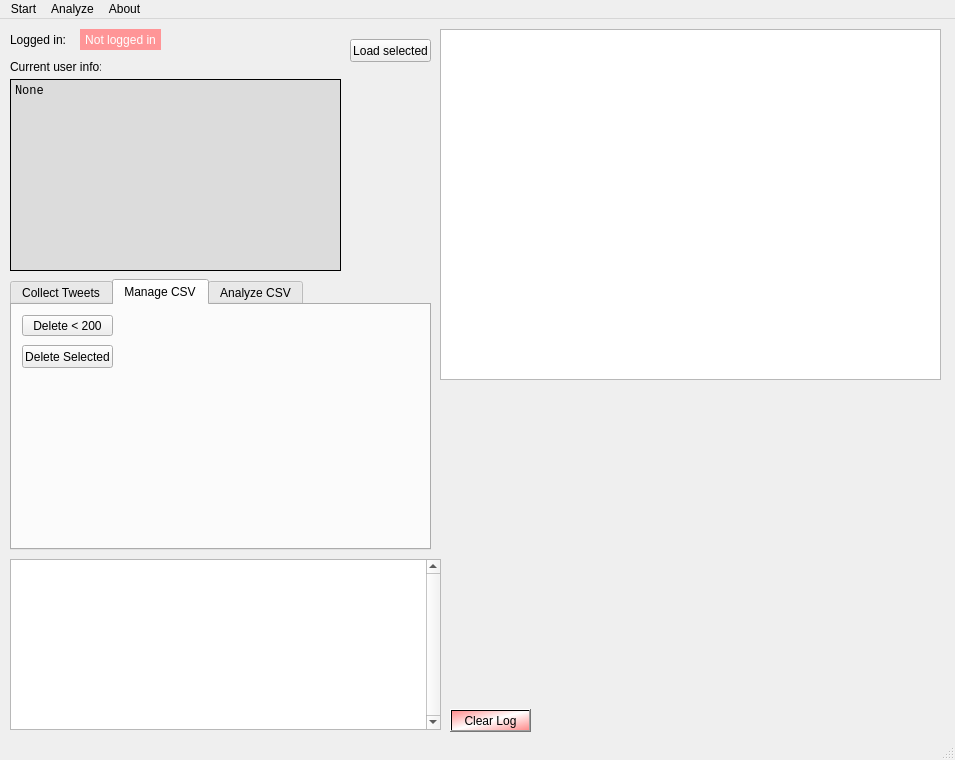
This is TwitterAnalyzer/GUI.ui in GrzegorzKrug/TwitterAnalyzer as Qt 5 draws it before an edit. The edited form follows.
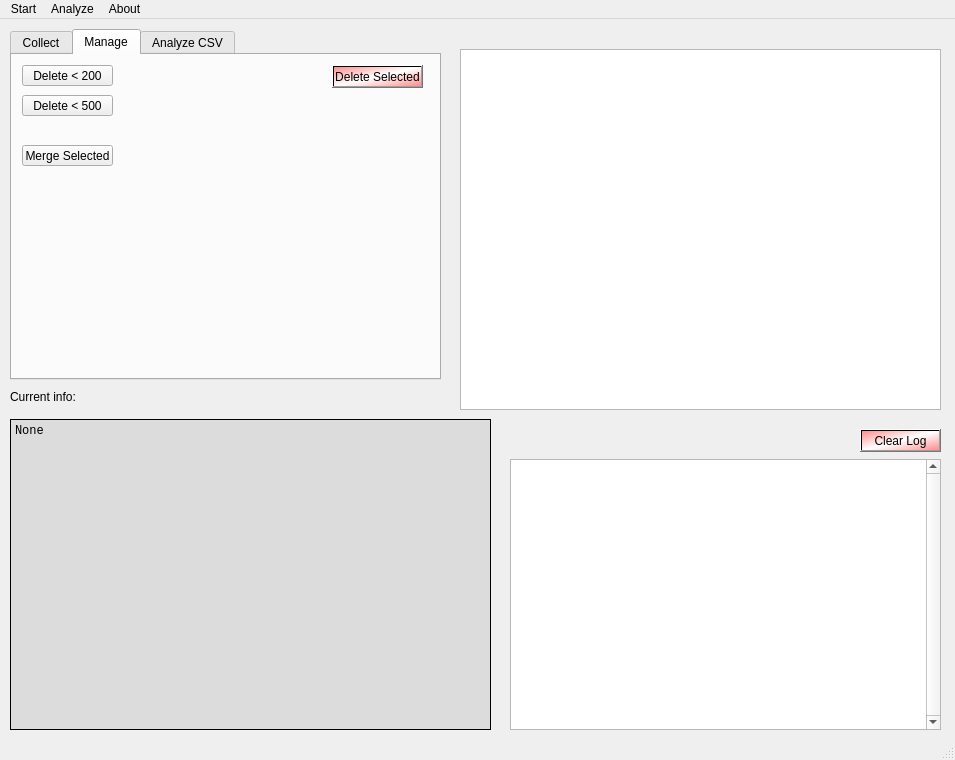
This is the edited form. The open tabs and pages were chosen to show the change.

Diff of the .ui file:
```diff
--- a/TwitterAnalyzer/GUI.ui
+++ b/TwitterAnalyzer/GUI.ui
@@ -18,9 +18,9 @@
     <property name="geometry">
      <rect>
       <x>10</x>
-      <y>260</y>
-      <width>421</width>
-      <height>271</height>
+      <y>10</y>
+      <width>431</width>
+      <height>351</height>
      </rect>
     </property>
     <property name="toolTipDuration">
@@ -31,7 +31,10 @@
     </property>
     <widget class="QWidget" name="tab">
      <attribute name="title">
-      <string>Collect Tweets</string>
+      <string>Collect</string>
+     </attribute>
+     <attribute name="toolTip">
+      <string>Collect Tweets from tweeter</string>
      </attribute>
      <widget class="QPushButton" name="pushButton_collect1">
       <property name="geometry">
@@ -59,12 +62,51 @@
        <string>10 Chunks : 10mins</string>
       </property>
      </widget>
+     <widget class="QLabel" name="label">
+      <property name="geometry">
+       <rect>
+        <x>260</x>
+        <y>10</y>
+        <width>81</width>
+        <height>21</height>
+       </rect>
+      </property>
+      <property name="text">
+       <string>Logged in:</string>
+      </property>
+     </widget>
+     <widget class="QLabel" name="label_login_status">
+      <property name="geometry">
+       <rect>
+        <x>320</x>
+        <y>10</y>
+        <width>91</width>
+        <height>21</height>
+       </rect>
+      </property>
+      <property name="mouseTracking">
+       <bool>false</bool>
+      </property>
+      <property name="styleSheet">
+       <string notr="true">background-color: rgb(255, 149, 151);
+color: rgb(255, 255, 255);</string>
+      </property>
+      <property name="text">
+       <string>Not logged in</string>
+      </property>
+      <property name="alignment">
+       <set>Qt::AlignCenter</set>
+      </property>
+     </widget>
     </widget>
     <widget class="QWidget" name="tab_2">
      <attribute name="title">
-      <string>Manage CSV</string>
+      <string>Manage</string>
      </attribute>
-     <widget class="QPushButton" name="pushButton">
+     <attribute name="toolTip">
+      <string>Manage Tweet Files in 'tweets' directory</string>
+     </attribute>
+     <widget class="QPushButton" name="pushButton_delete200">
       <property name="geometry">
        <rect>
         <x>10</x>
@@ -86,16 +128,60 @@
      <widget class="QPushButton" name="pushButton_load_csv_2">
       <property name="geometry">
        <rect>
-        <x>10</x>
-        <y>40</y>
+        <x>320</x>
+        <y>10</y>
         <width>91</width>
         <height>23</height>
        </rect>
       </property>
+      <property name="toolTip">
+       <string>Delete files selected in Tree</string>
+      </property>
+      <property name="styleSheet">
+       <string notr="true">background-color: qlineargradient(spread:reflect, x1:0.5, y1:0.5, x2:0, y2:0.028, stop:0 rgba(255, 255, 255, 255), stop:1 rgba(255, 144, 144, 255));</string>
+      </property>
       <property name="text">
        <string>Delete Selected</string>
       </property>
      </widget>
+     <widget class="QPushButton" name="pushButton_delete500">
+      <property name="geometry">
+       <rect>
+        <x>10</x>
+        <y>40</y>
+        <width>91</width>
+        <height>21</height>
+       </rect>
+      </property>
+      <property name="toolTip">
+       <string>Delete CSV files that have less than 500 Tweets</string>
+      </property>
+      <property name="toolTipDuration">
+       <number>-1</number>
+      </property>
+      <property name="text">
+       <string>Delete &lt; 500</string>
+      </property>
+     </widget>
+     <widget class="QPushButton" name="pushButton_merge_selected">
+      <property name="geometry">
+       <rect>
+        <x>10</x>
+        <y>90</y>
+        <width>91</width>
+        <height>21</height>
+       </rect>
+      </property>
+      <property name="toolTip">
+       <string>Merge Selected Files to new file.</string>
+      </property>
+      <property name="toolTipDuration">
+       <number>-1</number>
+      </property>
+      <property name="text">
+       <string>Merge Selected</string>
+      </property>
+     </widget>
     </widget>
     <widget class="QWidget" name="tab_3">
      <attribute name="title">
@@ -116,62 +202,26 @@
      </widget>
     </widget>
    </widget>
-   <widget class="QLabel" name="label">
-    <property name="geometry">
-     <rect>
-      <x>10</x>
-      <y>10</y>
-      <width>81</width>
-      <height>21</height>
-     </rect>
-    </property>
-    <property name="text">
-     <string>Logged in:</string>
-    </property>
-   </widget>
-   <widget class="QLabel" name="label_login_status">
-    <property name="geometry">
-     <rect>
-      <x>80</x>
-      <y>10</y>
-      <width>81</width>
-      <height>21</height>
-     </rect>
-    </property>
-    <property name="mouseTracking">
-     <bool>false</bool>
-    </property>
-    <property name="styleSheet">
-     <string notr="true">background-color: rgb(255, 149, 151);
-color: rgb(255, 255, 255);</string>
-    </property>
-    <property name="text">
-     <string>Not logged in</string>
-    </property>
-    <property name="alignment">
-     <set>Qt::AlignCenter</set>
-    </property>
-   </widget>
    <widget class="QLabel" name="label_2">
     <property name="geometry">
      <rect>
       <x>10</x>
-      <y>40</y>
+      <y>370</y>
       <width>91</width>
       <height>16</height>
      </rect>
     </property>
     <property name="text">
-     <string>Current user info:</string>
+     <string>Current info:</string>
     </property>
    </widget>
    <widget class="QTreeView" name="treeView">
     <property name="geometry">
      <rect>
-      <x>440</x>
-      <y>10</y>
-      <width>501</width>
-      <height>351</height>
+      <x>460</x>
+      <y>30</y>
+      <width>481</width>
+      <height>361</height>
      </rect>
     </property>
     <property name="selectionMode">
@@ -182,9 +232,9 @@
     <property name="geometry">
      <rect>
       <x>10</x>
-      <y>60</y>
-      <width>331</width>
-      <height>192</height>
+      <y>400</y>
+      <width>481</width>
+      <height>311</height>
      </rect>
     </property>
     <property name="font">
@@ -213,10 +263,10 @@
    <widget class="QTextEdit" name="textEdit_log">
     <property name="geometry">
      <rect>
-      <x>10</x>
-      <y>540</y>
+      <x>510</x>
+      <y>440</y>
       <width>431</width>
-      <height>171</height>
+      <height>271</height>
      </rect>
     </property>
     <property name="verticalScrollBarPolicy">
@@ -236,24 +286,11 @@
 &lt;p style=&quot;-qt-paragraph-type:empty; margin-top:0px; margin-bottom:0px; margin-left:0px; margin-right:0px; -qt-block-indent:0; text-indent:0px;&quot;&gt;&lt;br /&gt;&lt;/p&gt;&lt;/body&gt;&lt;/html&gt;</string>
     </property>
    </widget>
-   <widget class="QPushButton" name="pushButton_load_csv">
-    <property name="geometry">
-     <rect>
-      <x>350</x>
-      <y>20</y>
-      <width>81</width>
-      <height>23</height>
-     </rect>
-    </property>
-    <property name="text">
-     <string>Load selected</string>
-    </property>
-   </widget>
    <widget class="QPushButton" name="pushButton_clear_log">
     <property name="geometry">
      <rect>
-      <x>450</x>
-      <y>690</y>
+      <x>860</x>
+      <y>410</y>
       <width>81</width>
       <height>23</height>
      </rect>
```
Left out of the diff: 38 changed lines with no effect on the pictures.
